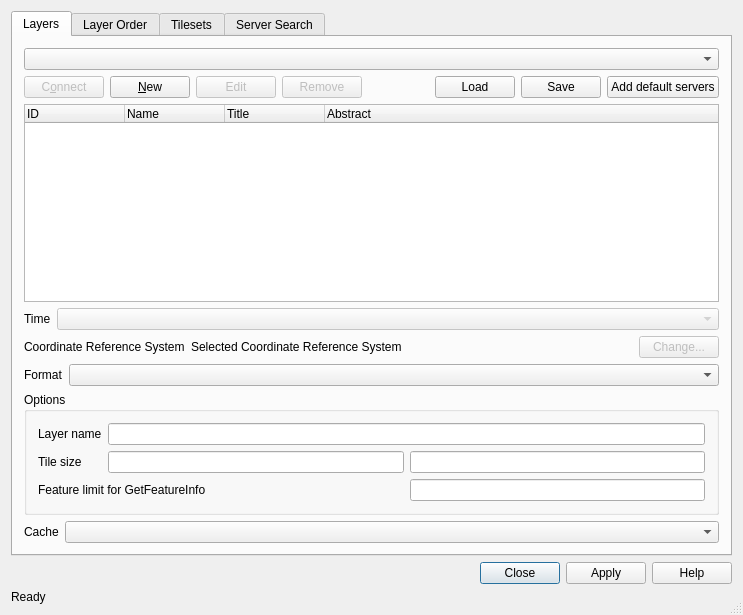
This is src/ui/qgsowssourceselectbase.ui in qgis/QGIS as Qt 5 draws it before an edit. The edited form follows.
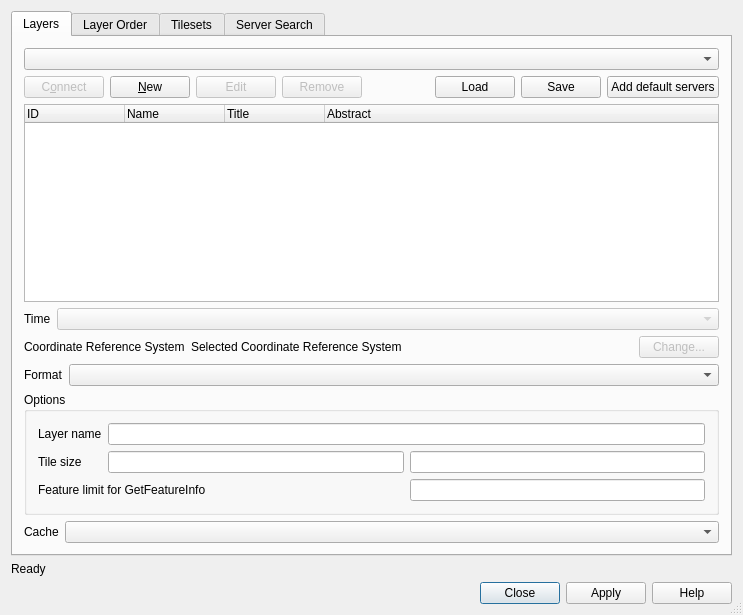
This is the edited form. Icons and pictures are not drawn.

Commit message:
[ui] harmonize QDialogButtonBox position in provider dialogs
This commit insures that the QDialogButtonBox widget (i.e.
help, add, build query, set filter) is always located at
the very bottom of the dialog. It helps make a better UX out
of the unified add layer dialog.

Patch:
```diff
--- a/src/ui/qgsowssourceselectbase.ui
+++ b/src/ui/qgsowssourceselectbase.ui
@@ -24,14 +24,14 @@
    <bool>true</bool>
   </property>
   <layout class="QGridLayout" name="gridLayout_2">
-   <item row="3" column="0">
+   <item row="2" column="0">
     <widget class="QDialogButtonBox" name="buttonBox">
      <property name="standardButtons">
       <set>QDialogButtonBox::Apply|QDialogButtonBox::Close|QDialogButtonBox::Help</set>
      </property>
     </widget>
    </item>
-   <item row="4" column="0">
+   <item row="1" column="0">
     <widget class="QLabel" name="mStatusLabel">
      <property name="sizePolicy">
       <sizepolicy hsizetype="Ignored" vsizetype="Preferred">
```
The commit also changes 2 other files.
